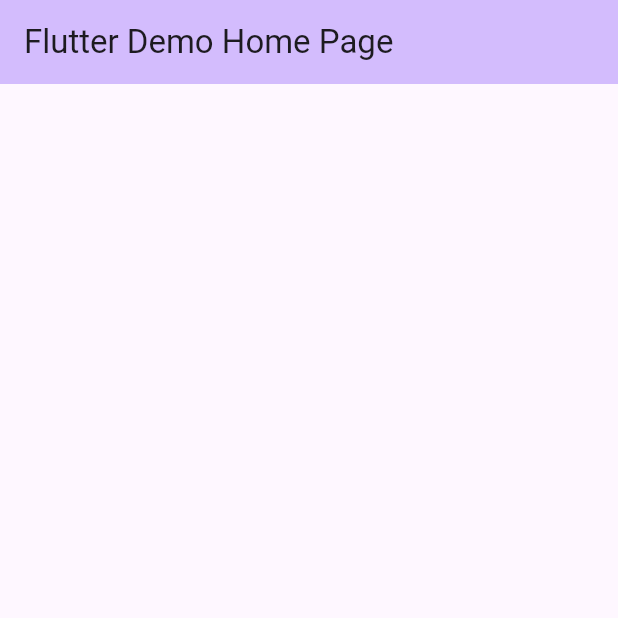
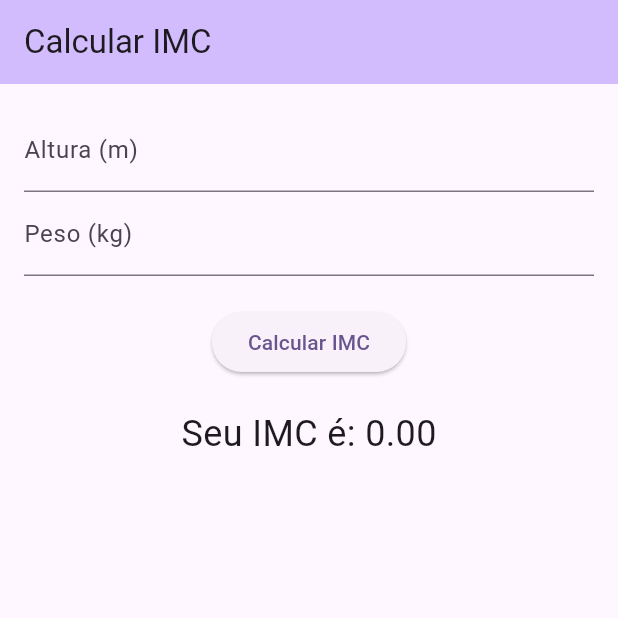
Before and after one commit to GabrielVasco13/calcula_imc, a Flutter app: the screen it shows after launch, on a phone screen of 412 x 824 dp, the top half of it. Run offline on Flutter 3.47's test engine with Material 3 defaults, Android fonts, the phone set to English and light mode, and no system bars.

Commit message:
feat: ImcView and ImcViewModel classes

```diff
--- a/lib/app/views/imc_view.dart
+++ b/lib/app/views/imc_view.dart
@@ -1,20 +1,51 @@
+import 'package:calcular_imc/app/view_models/imc_view_model.dart';
 import 'package:flutter/material.dart';
 
 class MyHomePage extends StatelessWidget {
-  const MyHomePage({super.key, required this.title});
-
-  final String title;
+  const MyHomePage({super.key});
 
   @override
   Widget build(BuildContext context) {
+    ImcViewModel viewModel = ImcViewModel();
+
     return Scaffold(
       appBar: AppBar(
         backgroundColor: Theme.of(context).colorScheme.inversePrimary,
-        title: Text(title),
+        title: const Text("Calcular IMC"),
       ),
-      body: const Column(
-        children: [],
-      )
+      body: Padding(
+        padding: const EdgeInsets.all(16.0),
+        child: Column(
+          children: [
+            TextField(
+              decoration: const InputDecoration(labelText: 'Altura (m)'),
+              keyboardType: TextInputType.number,
+              onChanged: (value) {
+                double height = double.tryParse(value) ?? 0;
+                viewModel.setHeight(height);
+              },
+            ),
+            TextField(
+              decoration: const InputDecoration(labelText: 'Peso (kg)'),
+              keyboardType: TextInputType.number,
+              onChanged: (value) {
+                double weight = double.tryParse(value) ?? 0;
+                viewModel.setWeight(weight);
+              },
+            ),
+            const SizedBox(height: 20),
+            ElevatedButton(
+              onPressed: () => viewModel.calculateImc(),
+              child: const Text('Calcular IMC'),
+            ),
+            const SizedBox(height: 20),
+            Text(
+              'Seu IMC é: ${viewModel.imc.toStringAsFixed(2)}',
+              style: const TextStyle(fontSize: 24),
+            ),
+          ],
+        ),
+      ),
     );
   }
 }
--- a/lib/main.dart
+++ b/lib/main.dart
@@ -16,7 +16,7 @@ class MyApp extends StatelessWidget {
         colorScheme: ColorScheme.fromSeed(seedColor: Colors.deepPurple),
         useMaterial3: true,
       ),
-      home: const MyHomePage(title: 'Flutter Demo Home Page'),
+      home: const MyHomePage(),
     );
   }
 }
```
